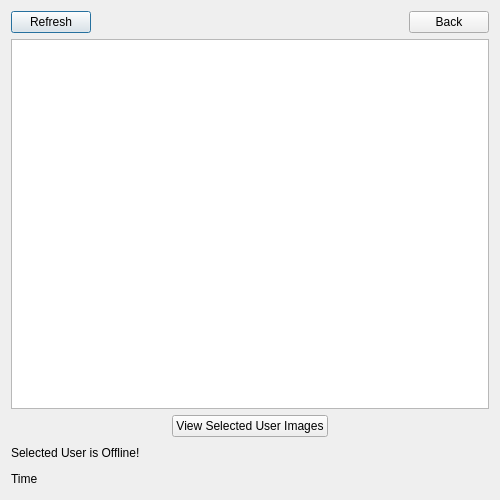
This is usersdialog.ui in hassan-kandil/DistImage as Qt 5 draws it before an edit. The edited form follows.
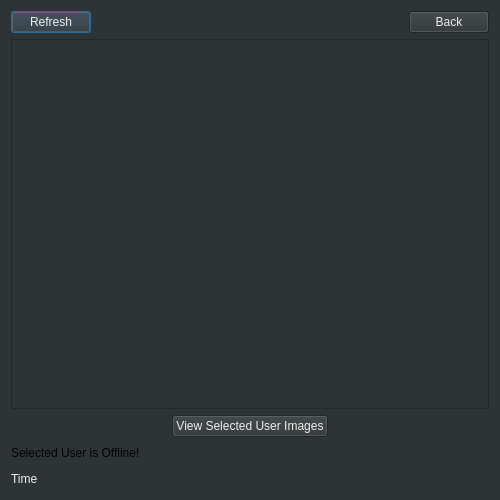
This is the edited form.

Diff of the .ui file:
```diff
--- a/usersdialog.ui
+++ b/usersdialog.ui
@@ -13,11 +13,18 @@
   <property name="windowTitle">
    <string>DistImage</string>
   </property>
+  <property name="styleSheet">
+   <string notr="true">background-color: rgb(46, 52, 54)
+</string>
+  </property>
   <layout class="QVBoxLayout" name="verticalLayout">
    <item>
     <layout class="QHBoxLayout" name="horizontalLayout_2">
      <item>
       <widget class="QPushButton" name="push_refresh">
+       <property name="styleSheet">
+        <string notr="true">color: rgb(238, 238, 236)</string>
+       </property>
        <property name="text">
         <string>Refresh</string>
        </property>
@@ -38,6 +45,9 @@
      </item>
      <item>
       <widget class="QPushButton" name="push_back">
+       <property name="styleSheet">
+        <string notr="true">color: rgb(238, 238, 236)</string>
+       </property>
        <property name="text">
         <string>Back</string>
        </property>
@@ -46,7 +56,11 @@
     </layout>
    </item>
    <item>
-    <widget class="QListWidget" name="listWidget"/>
+    <widget class="QListWidget" name="listWidget">
+     <property name="styleSheet">
+      <string notr="true">color: rgb(238, 238, 236)</string>
+     </property>
+    </widget>
    </item>
    <item>
     <layout class="QHBoxLayout" name="horizontalLayout">
@@ -65,6 +79,9 @@
      </item>
      <item>
       <widget class="QPushButton" name="push_view">
+       <property name="styleSheet">
+        <string notr="true">color: rgb(238, 238, 236)</string>
+       </property>
        <property name="text">
         <string>View Selected User Images</string>
        </property>
@@ -113,6 +130,9 @@
     <layout class="QHBoxLayout" name="horizontalLayout_7">
      <item>
       <widget class="QLabel" name="lbl_time">
+       <property name="styleSheet">
+        <string notr="true">color: rgb(238, 238, 236)</string>
+       </property>
        <property name="text">
         <string>Time</string>
        </property>
```
